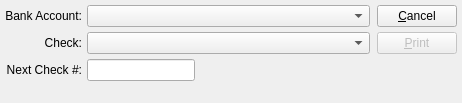
Old version of the form xtuple/trunk/guiclient/printCheck.ui in the repository WooodHead/xtuple.
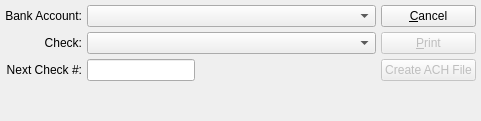
New version of the form. Custom widgets are drawn as their Qt base class.

Commit message: issue #6909 - implement outbound ACH check support

What changed in the file:
```diff
--- a/xtuple/trunk/guiclient/printCheck.ui
+++ b/xtuple/trunk/guiclient/printCheck.ui
@@ -5,81 +5,17 @@
    <rect>
     <x>0</x>
     <y>0</y>
-    <width>462</width>
-    <height>103</height>
+    <width>481</width>
+    <height>121</height>
    </rect>
   </property>
   <property name="windowTitle" >
    <string>Print Check</string>
   </property>
   <layout class="QHBoxLayout" >
-   <property name="spacing" >
-    <number>7</number>
-   </property>
-   <property name="leftMargin" >
-    <number>5</number>
-   </property>
-   <property name="topMargin" >
-    <number>5</number>
-   </property>
-   <property name="rightMargin" >
-    <number>5</number>
-   </property>
-   <property name="bottomMargin" >
-    <number>5</number>
-   </property>
    <item>
-    <layout class="QVBoxLayout" >
-     <property name="spacing" >
-      <number>0</number>
-     </property>
-     <property name="leftMargin" >
-      <number>0</number>
-     </property>
-     <property name="topMargin" >
-      <number>0</number>
-     </property>
-     <property name="rightMargin" >
-      <number>0</number>
-     </property>
-     <property name="bottomMargin" >
-      <number>0</number>
-     </property>
-     <item>
-      <layout class="QHBoxLayout" >
-       <property name="spacing" >
-        <number>5</number>
-       </property>
-       <property name="leftMargin" >
-        <number>0</number>
-       </property>
-       <property name="topMargin" >
-        <number>0</number>
-       </property>
-       <property name="rightMargin" >
-        <number>0</number>
-       </property>
-       <property name="bottomMargin" >
-        <number>0</number>
-       </property>
-       <item>
-        <layout class="QVBoxLayout" >
-         <property name="spacing" >
-          <number>5</number>
-         </property>
-         <property name="leftMargin" >
-          <number>0</number>
-         </property>
-         <property name="topMargin" >
-          <number>0</number>
-         </property>
-         <property name="rightMargin" >
-          <number>0</number>
-         </property>
-         <property name="bottomMargin" >
-          <number>0</number>
-         </property>
-         <item>
+    <layout class="QGridLayout" >
+     <item row="0" column="0" >
           <widget class="QLabel" name="_bankaccntLit" >
            <property name="text" >
             <string>Bank Account:</string>
@@ -89,7 +25,17 @@
            </property>
           </widget>
          </item>
-         <item>
+     <item row="0" column="1" >
+      <widget class="XComboBox" name="_bankaccnt" >
+       <property name="sizePolicy" >
+        <sizepolicy vsizetype="Fixed" hsizetype="Expanding" >
+         <horstretch>0</horstretch>
+         <verstretch>0</verstretch>
+        </sizepolicy>
+       </property>
+      </widget>
+     </item>
+     <item row="1" column="0" >
           <widget class="QLabel" name="_checkNumLit" >
            <property name="text" >
             <string>Check:</string>
@@ -99,7 +45,17 @@
            </property>
           </widget>
          </item>
-         <item>
+     <item row="1" column="1" >
+      <widget class="XComboBox" name="_check" >
+       <property name="sizePolicy" >
+        <sizepolicy vsizetype="Fixed" hsizetype="Expanding" >
+         <horstretch>0</horstretch>
+         <verstretch>0</verstretch>
+        </sizepolicy>
+       </property>
+      </widget>
+     </item>
+     <item row="2" column="0" >
           <widget class="QLabel" name="_nextCheckNumLit" >
            <property name="text" >
             <string>Next Check #:</string>
@@ -109,46 +65,7 @@
            </property>
           </widget>
          </item>
-        </layout>
-       </item>
-       <item>
-        <layout class="QVBoxLayout" >
-         <property name="spacing" >
-          <number>5</number>
-         </property>
-         <property name="leftMargin" >
-          <number>0</number>
-         </property>
-         <property name="topMargin" >
-          <number>0</number>
-         </property>
-         <property name="rightMargin" >
-          <number>0</number>
-         </property>
-         <property name="bottomMargin" >
-          <number>0</number>
-         </property>
-         <item>
-          <widget class="XComboBox" name="_bankaccnt" >
-           <property name="sizePolicy" >
-            <sizepolicy vsizetype="Fixed" hsizetype="Expanding" >
-             <horstretch>0</horstretch>
-             <verstretch>0</verstretch>
-            </sizepolicy>
-           </property>
-          </widget>
-         </item>
-         <item>
-          <widget class="XComboBox" name="_check" >
-           <property name="sizePolicy" >
-            <sizepolicy vsizetype="Fixed" hsizetype="Expanding" >
-             <horstretch>0</horstretch>
-             <verstretch>0</verstretch>
-            </sizepolicy>
-           </property>
-          </widget>
-         </item>
-         <item>
+     <item row="2" column="1" >
           <layout class="QHBoxLayout" >
            <property name="spacing" >
             <number>0</number>
@@ -178,11 +95,7 @@
            </item>
           </layout>
          </item>
-        </layout>
-       </item>
-      </layout>
-     </item>
-     <item>
+     <item row="3" column="0" colspan="2" >
       <spacer>
        <property name="orientation" >
         <enum>Qt::Vertical</enum>
@@ -192,8 +105,8 @@
        </property>
        <property name="sizeHint" >
         <size>
-         <width>10</width>
-         <height>26</height>
+         <width>301</width>
+         <height>16</height>
         </size>
        </property>
       </spacer>
@@ -257,6 +170,16 @@
          </property>
         </widget>
        </item>
+       <item>
+        <widget class="QPushButton" name="_createACH" >
+         <property name="enabled" >
+          <bool>false</bool>
+         </property>
+         <property name="text" >
+          <string>Create ACH File</string>
+         </property>
+        </widget>
+       </item>
       </layout>
      </item>
      <item>
```
Left out of the diff: 13 changed lines with no effect on the pictures. Lines whose indentation alone changed are shown as unchanged. The commit also changes 35 other files.
